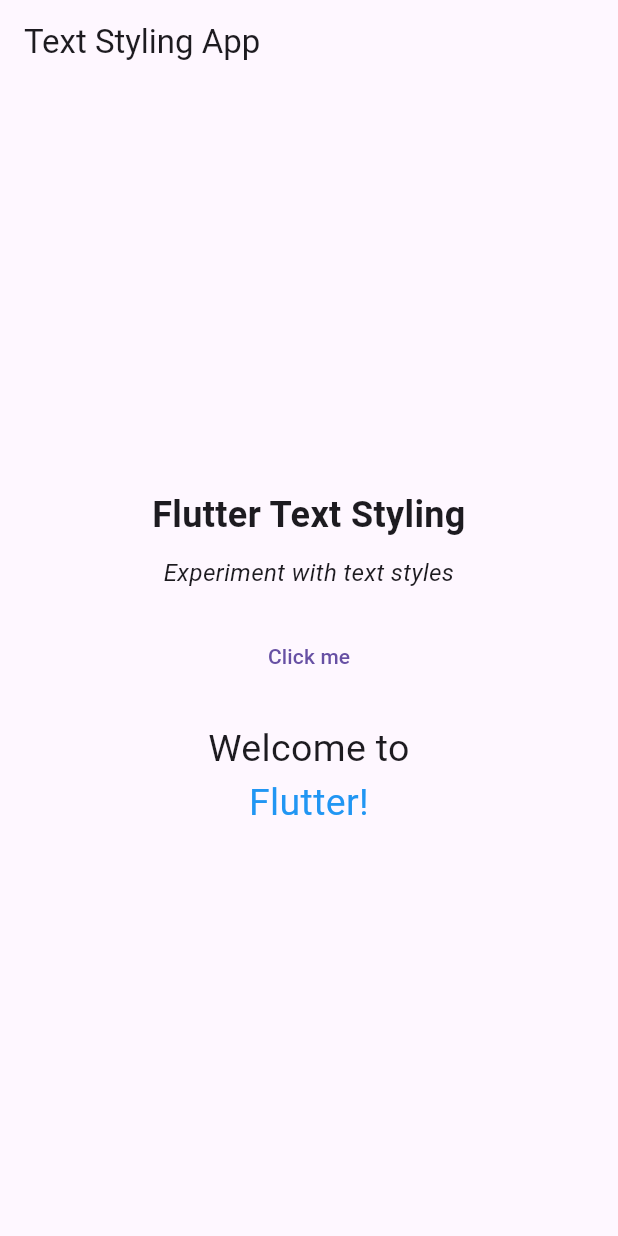
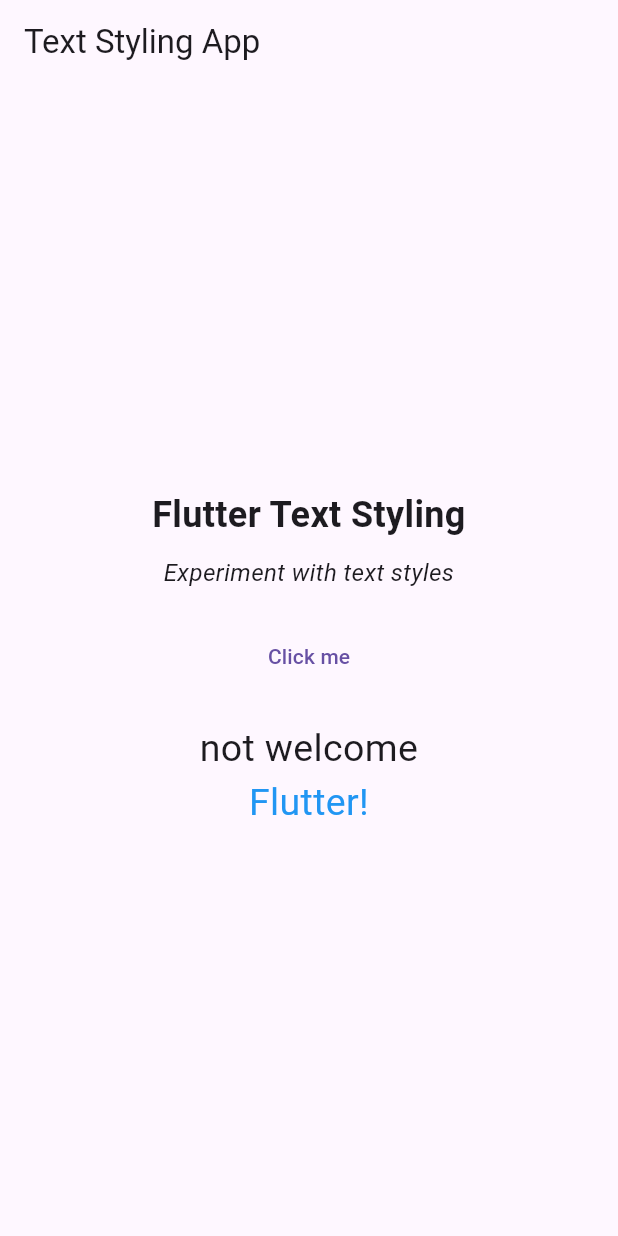
Before and after one commit to aminulislam1237/ostad_activity, a Flutter app: the screen it shows after launch, on a phone screen of 412 x 824 dp. Run offline on Flutter 3.47's test engine with Material 3 defaults, Android fonts, the phone set to English and light mode, and no system bars.

Commit message:
not welcome

```diff
--- a/lib/main.dart
+++ b/lib/main.dart
@@ -46,7 +46,7 @@ class MyApp extends StatelessWidget {
               ),
               SizedBox(height: 20),
               Text(
-                'Welcome to ',
+                'not welcome',
                 style: TextStyle(
                   fontSize: 25,
                   fontWeight: FontWeight.normal,
```
